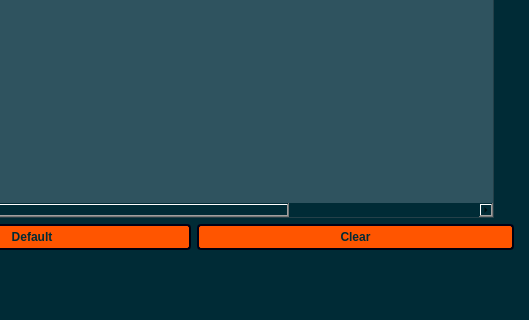
Above: argdialog.ui from StronglogicSolutions/ky_gui before the change; both pictures show x 837 to 1366 and y 351 to 671 of the 1366 by 671 pixel window. Below: the same form after it.
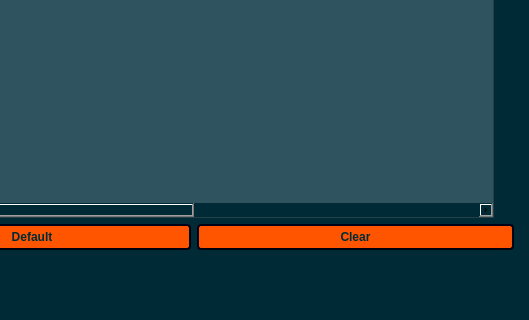
That is the form after the change. Icons and pictures are not drawn.

Commit message: fixing bug where subsequent files weren`t being added to ui fixing display of images/video previews

Diff of the .ui file:
```diff
--- a/argdialog.ui
+++ b/argdialog.ui
@@ -393,7 +393,7 @@
          <bool>true</bool>
         </property>
         <property name="columnCount">
-         <number>3</number>
+         <number>4</number>
         </property>
         <attribute name="horizontalHeaderCascadingSectionResizes">
          <bool>false</bool>
@@ -413,6 +413,7 @@
         <column/>
         <column/>
         <column/>
+        <column/>
        </widget>
       </item>
       <item>
```
The commit also changes 2 other files.
